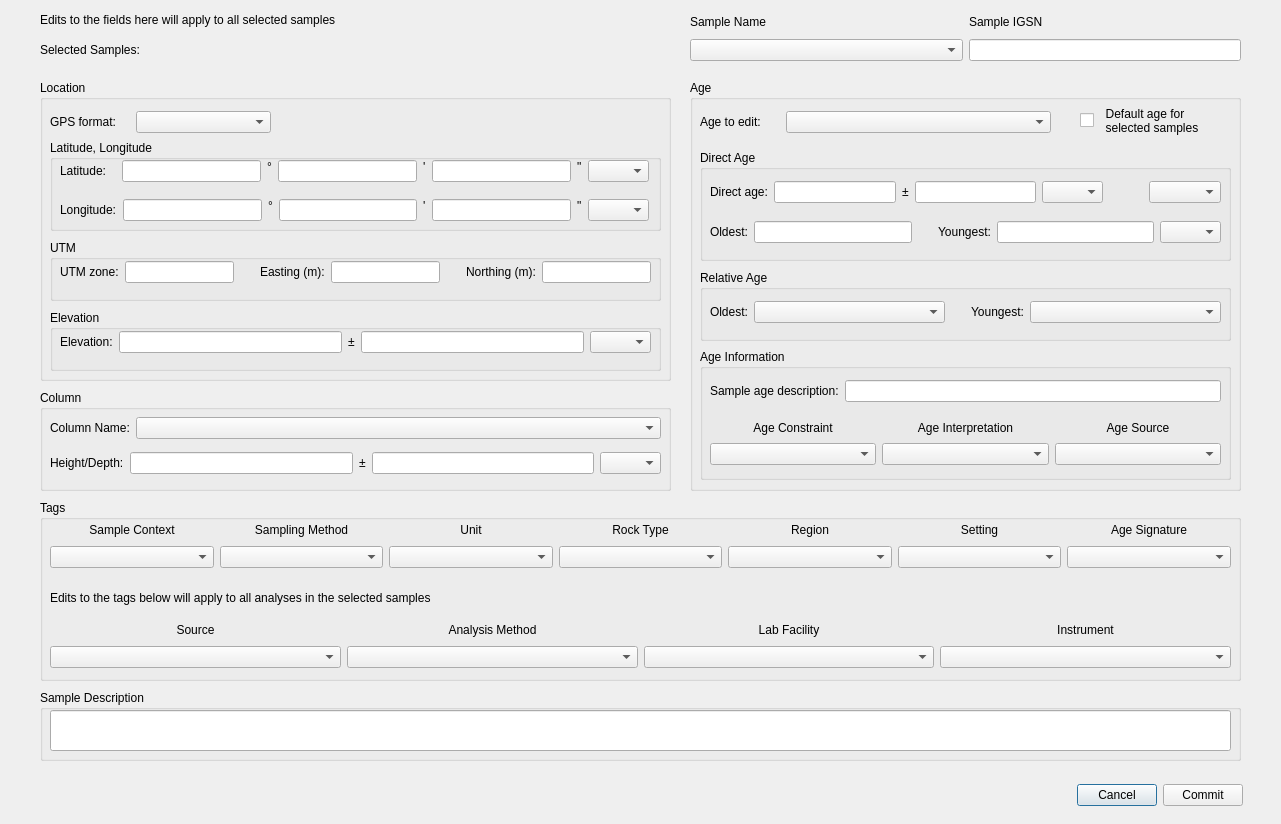
This is ui/SampleInformation.ui in kathrynmetcalf/GeoCORK as Qt 5 draws it before an edit. The edited form follows.
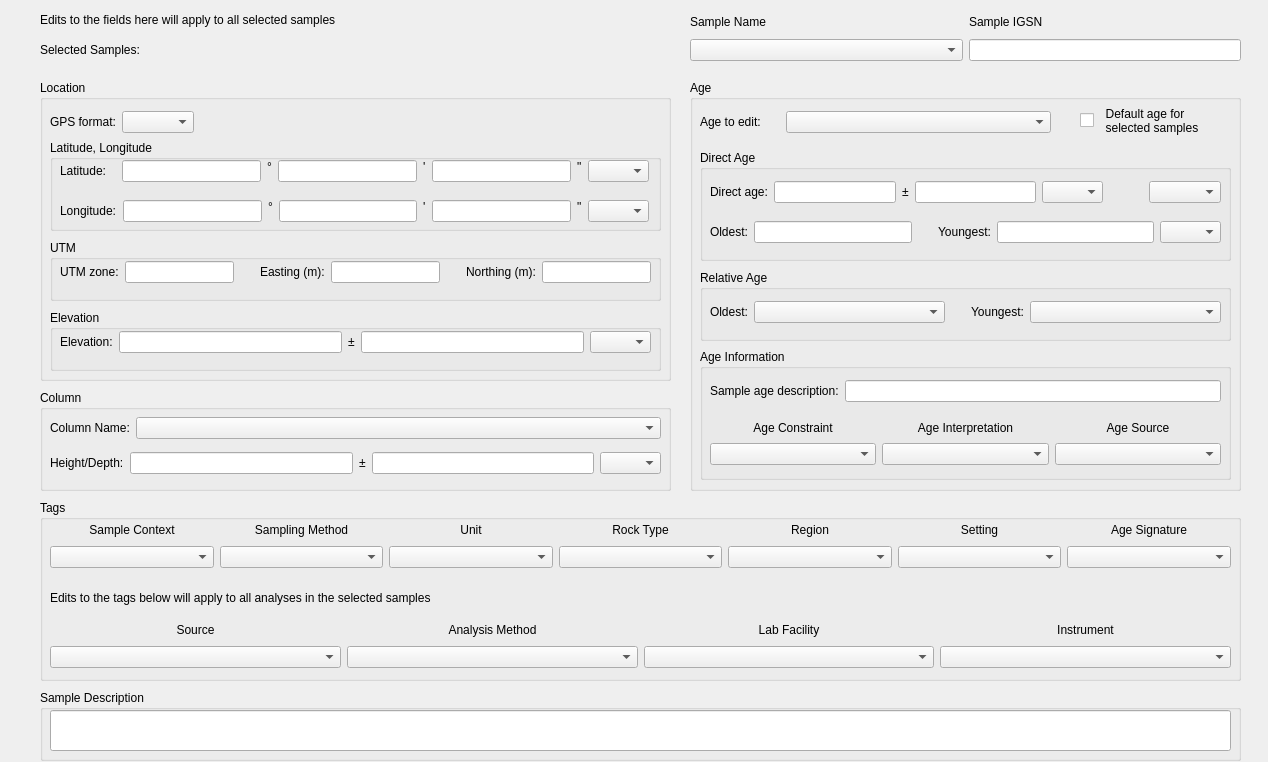
This is the edited form. Custom widgets are drawn as their Qt base class.

Commit message: Promoted columns groupbox to FocusGroupBox. Simplified the subclass to not have nested FocusGroupBoxes and just connected each to the appropriate signal. Added a value to keep track of changes to the child widgets so that a signal will only be emitted when something has changed. Created a variable for default_query in SampleAgeTableModel

```diff
--- a/ui/SampleInformation.ui
+++ b/ui/SampleInformation.ui
@@ -6,8 +6,8 @@
    <rect>
     <x>0</x>
     <y>0</y>
-    <width>1281</width>
-    <height>824</height>
+    <width>1268</width>
+    <height>762</height>
    </rect>
   </property>
   <property name="windowTitle">
@@ -43,7 +43,7 @@
        <x>10</x>
        <y>20</y>
        <width>589</width>
-       <height>61</height>
+       <height>62</height>
       </rect>
      </property>
      <layout class="QVBoxLayout" name="verticalLayout">
@@ -351,7 +351,7 @@
      <rect>
       <x>10</x>
       <y>30</y>
-      <width>221</width>
+      <width>611</width>
       <height>24</height>
      </rect>
     </property>
@@ -378,6 +378,19 @@
      <item>
       <widget class="QComboBox" name="gps_format_comboBox"/>
      </item>
+     <item>
+      <spacer name="horizontalSpacer_7">
+       <property name="orientation">
+        <enum>Qt::Horizontal</enum>
+       </property>
+       <property name="sizeHint" stdset="0">
+        <size>
+         <width>40</width>
+         <height>20</height>
+        </size>
+       </property>
+      </spacer>
+     </item>
     </layout>
    </widget>
   </widget>
```
Left out of the diff: 10 changed lines with no effect on the pictures. The commit also changes 3 other files.
